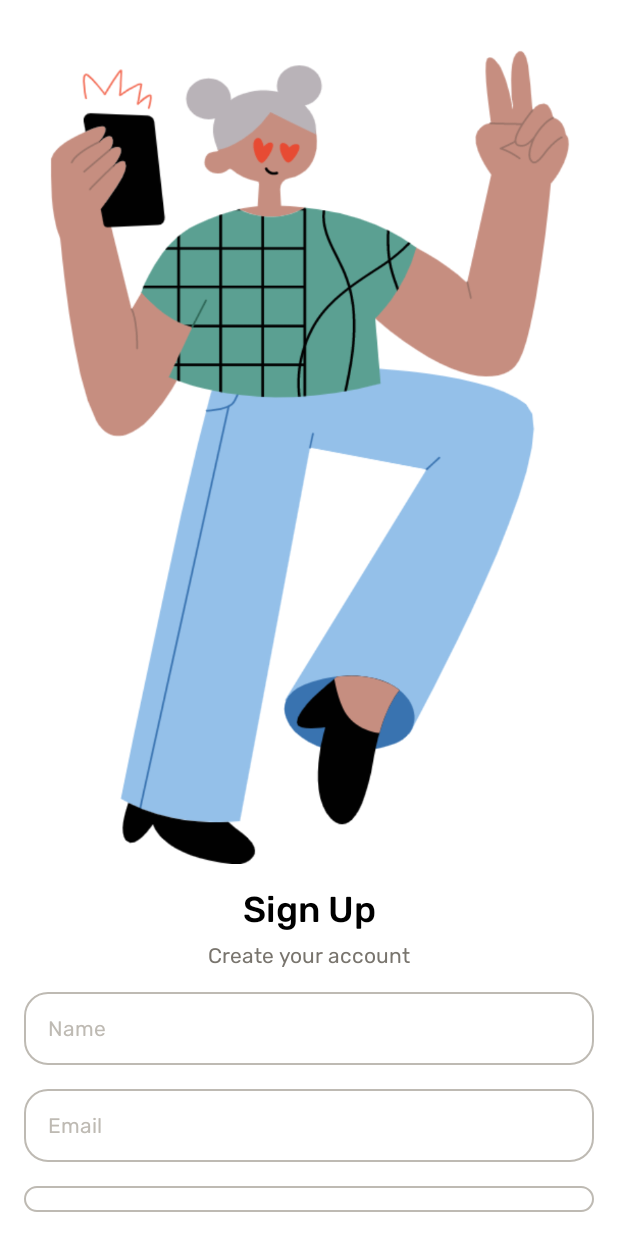
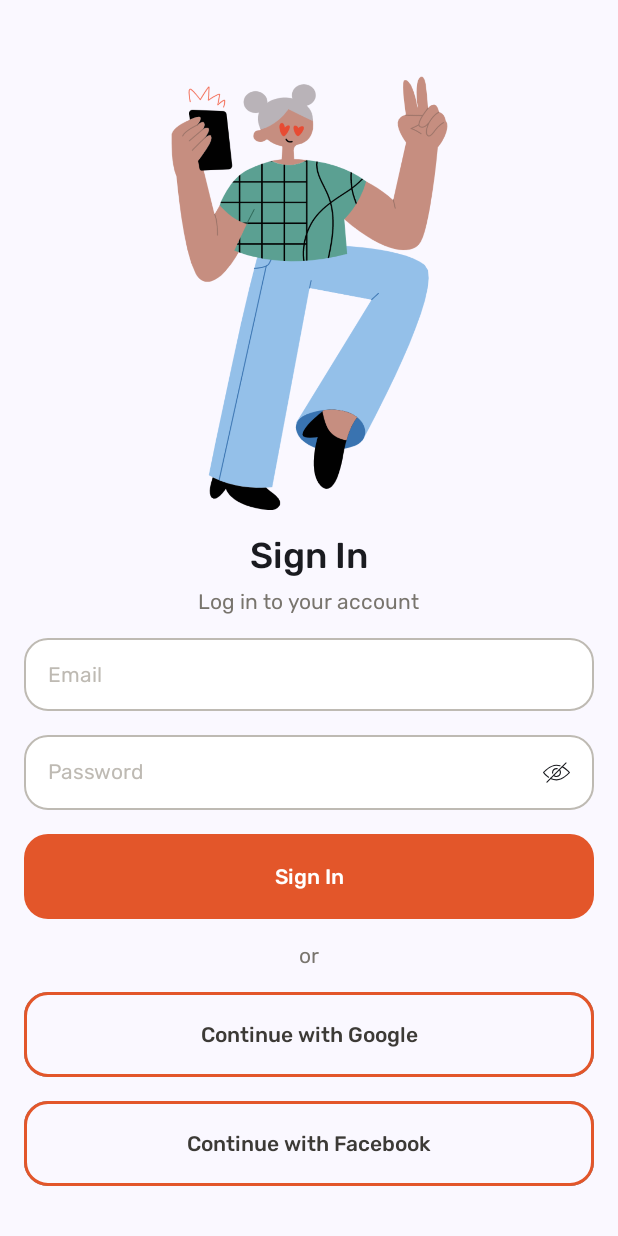
Before and after one commit to rendivy/WordsFactory, an Android app built with Jetpack Compose: the composable NavigationGraph shown on its own in the app's theme, on a phone screen of 412 x 824 dp. Run offline under Robolectric (Android 15) with nearby library versions, the phone set to English and light mode, and no system bars; our stand-ins replace Dagger/Hilt's generated code.

Commit message:
- Added SnackBar in uikit-module - Added State in SignInState

```diff
--- a/app/src/main/java/com/yuriyyangel/wordsfactory/presentation/navigation/NavigationGraph.kt
+++ b/app/src/main/java/com/yuriyyangel/wordsfactory/presentation/navigation/NavigationGraph.kt
@@ -4,6 +4,7 @@ import androidx.compose.runtime.Composable
 import androidx.navigation.compose.NavHost
 import androidx.navigation.compose.rememberNavController
 import ru.yangel.auth_feature.presentation.navigation.authGraph
+import ru.yangel.auth_feature.presentation.navigation.navigateToLogin
 import ru.yangel.auth_feature.presentation.navigation.navigateToRegistration
 import ru.yangel.splash_feature.presentation.navigation.SPLASH_ROUTE
 import ru.yangel.splash_feature.presentation.navigation.splashGraph
@@ -14,7 +15,7 @@ fun NavigationGraph(startDestination: String = SPLASH_ROUTE) {
     NavHost(navController = navController, startDestination = startDestination) {
         splashGraph(
             onNavigateToRegistration = { navController.navigateToRegistration() },
-            onNavigateToLogin = { navController.navigateToRegistration() }
+            onNavigateToLogin = { navController.navigateToLogin() }
         )
         authGraph()
     }
--- a/dictionary-uikit/src/main/java/com/keyinc/dictionary_uikit/components/buttons/AccentButton.kt
+++ b/dictionary-uikit/src/main/java/com/keyinc/dictionary_uikit/components/buttons/AccentButton.kt
@@ -72,7 +72,7 @@ fun OutlinedAccentButton(
         ) {
             Text(
                 text = text,
-                modifier = Modifier.padding(top = PaddingMedium, bottom = PaddingMedium),
+                modifier = Modifier.padding(top = 12.dp, bottom = 12.dp),
                 style = ButtonMedium,
                 color = InkDark,
             )
--- a/feature/auth-feature/build.gradle.kts
+++ b/feature/auth-feature/build.gradle.kts
@@ -43,6 +43,7 @@ android {
 dependencies {
     implementation(project(":dictionary-uikit"))
     implementation(project(":data:auth-data"))
+    implementation(project(":core"))
     implementation("androidx.hilt:hilt-navigation-compose:1.2.0")
     implementation("androidx.navigation:navigation-compose:2.7.7")
     implementation("androidx.lifecycle:lifecycle-viewmodel-ktx:2.7.0")
--- /dev/null
+++ b/feature/auth-feature/src/main/java/ru/yangel/auth_feature/presentation/login/SignInViewModel.kt
@@ -0,0 +1,47 @@
+package ru.yangel.auth_feature.presentation.login
+
+import androidx.lifecycle.ViewModel
+import dagger.hilt.android.lifecycle.HiltViewModel
+import kotlinx.coroutines.flow.MutableStateFlow
+import kotlinx.coroutines.flow.asStateFlow
+import ru.yangel.auth_data.storage.repository.AuthRepository
+import ru.yangel.auth_feature.presentation.login.state.LoginState
+import ru.yangel.core.usecase.ValidateEmailUseCase
+import ru.yangel.core.validation.ValidateEmailUseCase
+import javax.inject.Inject
+
+
+@HiltViewModel
+class SignInViewModel @Inject constructor(
+    private val authRepository: AuthRepository
+) : ViewModel() {
+
+    private val emailValidateEmailUseCase: ValidateEmailUseCase = ValidateEmailUseCase()
+
+    private val _signInState = MutableStateFlow(LoginState())
+    val signInState = _signInState.asStateFlow()
+
+    fun loginUser() {
+        val emailValid = emailValidateEmailUseCase.execute(_signInState.value.email)
+        when {
+            emailValid.isSuccessful -> {
+                _signInState.value = _signInState.value.copy(isEmailValid = true)
+            }
+
+            else -> {
+                _signInState.value = _signInState.value.copy(isEmailValid = false)
+            }
+        }
+        authRepository.loginUser()
+    }
+
+    fun onEmailChange(email: String) {
+        _signInState.value = _signInState.value.copy(email = email)
+    }
+
+    fun onPasswordChange(password: String) {
+        _signInState.value = _signInState.value.copy(password = password)
+    }
+
+
+}
--- /dev/null
+++ b/feature/auth-feature/src/main/java/ru/yangel/auth_feature/presentation/login/screen/SignInScreen.kt
@@ -0,0 +1,125 @@
+package ru.yangel.auth_feature.presentation.login.screen
+
+import androidx.compose.animation.AnimatedVisibility
+import androidx.compose.foundation.Image
+import androidx.compose.foundation.layout.Arrangement
+import androidx.compose.foundation.layout.Column
+import androidx.compose.foundation.layout.Spacer
+import androidx.compose.foundation.layout.aspectRatio
+import androidx.compose.foundation.layout.fillMaxSize
+import androidx.compose.foundation.layout.height
+import androidx.compose.foundation.layout.padding
+import androidx.compose.foundation.rememberScrollState
+import androidx.compose.foundation.verticalScroll
+import androidx.compose.material3.Scaffold
+import androidx.compose.material3.SnackbarHost
+import androidx.compose.material3.SnackbarHostState
+import androidx.compose.material3.Text
+import androidx.compose.runtime.Composable
+import androidx.compose.runtime.LaunchedEffect
+import androidx.compose.runtime.getValue
+import androidx.compose.runtime.remember
+import androidx.compose.runtime.rememberCoroutineScope
+import androidx.compose.ui.Alignment
+import androidx.compose.ui.Modifier
+import androidx.compose.ui.res.painterResource
+import androidx.compose.ui.res.stringResource
+import androidx.compose.ui.unit.dp
+import androidx.hilt.navigation.compose.hiltViewModel
+import androidx.lifecycle.compose.collectAsStateWithLifecycle
+import com.keyinc.dictionary_uikit.components.buttons.AccentButton
+import com.keyinc.dictionary_uikit.components.buttons.OutlinedAccentButton
+import com.keyinc.dictionary_uikit.components.snackbar.SnackBar
+import com.keyinc.dictionary_uikit.components.textfield.AccentTextField
+import com.keyinc.dictionary_uikit.components.textfield.PasswordTextField
+import com.keyinc.dictionary_uikit.theme.Heading1
+import com.keyinc.dictionary_uikit.theme.PaddingMedium
+import com.keyinc.dictionary_uikit.theme.PaddingSmall
+import com.keyinc.dictionary_uikit.theme.ParagraphMedium
+import kotlinx.coroutines.launch
+import ru.yangel.auth_feature.R
+import ru.yangel.auth_feature.presentation.login.SignInViewModel
+
+@Composable
+fun SignInScreen() {
+    SignInScreen(viewModel = hiltViewModel())
+}
+
+@Composable
+internal fun SignInScreen(viewModel: SignInViewModel) {
+    val signUpState by viewModel.signInState.collectAsStateWithLifecycle()
+    val scope = rememberCoroutineScope()
+    val snackbarHostState = remember { SnackbarHostState() }
+    Scaffold(
+        snackbarHost = {
+            SnackbarHost(
+                hostState = snackbarHostState,
+                snackbar = { SnackBar(message = "Please, check correctness of your credentials") }
+            )
+        },
+    ) {
+        Column(
+            modifier = Modifier
+                .fillMaxSize()
+                .padding(it)
+                .padding(PaddingMedium)
+                .verticalScroll(rememberScrollState()),
+            verticalArrangement = Arrangement.Center,
+            horizontalAlignment = Alignment.CenterHorizontally
+        )
+        {
+            Image(
+                painter = painterResource(R.drawable.ic_login),
+                modifier = Modifier
+                    .padding(PaddingMedium)
+                    .aspectRatio(1.2f),
+                contentDescription = null
+            )
+            Text(
+                text = stringResource(id = R.string.sign_in_button),
+                style = Heading1
+            )
+            Spacer(modifier = Modifier.height(PaddingSmall))
+            Text(
+                text = stringResource(id = R.string.login_account),
+                style = ParagraphMedium
+            )
+            Spacer(modifier = Modifier.height(PaddingMedium))
+            AccentTextField(
+                placeHolderValue = stringResource(id = R.string.email),
+                textFieldValue = signUpState.email,
+                onValueChange = viewModel::onEmailChange
+            )
+            Spacer(modifier = Modifier.height(PaddingMedium))
+            PasswordTextField(
+                placeHolderValue = stringResource(id = R.string.password),
+                textFieldValue = signUpState.password,
+                onValueChange = viewModel::onPasswordChange
+            )
+            Spacer(modifier = Modifier.height(PaddingMedium))
+            AccentButton(
+                text = stringResource(id = R.string.sign_in_button),
+                onClick = {
+                    viewModel.loginUser()
+                    scope.launch {
+                        if (signUpState.isEmailValid == false) {
+                            snackbarHostState.showSnackbar("Invalid email")
+                        }
+
+                    }
+                },
+            )
+            Text(
+                text = stringResource(id = R.string.or),
+                modifier = Modifier.padding(PaddingMedium),
+                style = ParagraphMedium
+            )
+            OutlinedAccentButton(text = "Continue with Google")
+            OutlinedAccentButton(
+                modifier = Modifier.padding(top = 16.dp),
+                text = "Continue with Facebook"
+            )
+        }
+
+    }
+}
--- /dev/null
+++ b/feature/auth-feature/src/main/java/ru/yangel/auth_feature/presentation/login/state/LoginState.kt
@@ -0,0 +1,9 @@
+package ru.yangel.auth_feature.presentation.login.state
+
+data class LoginState(
+    val email: String = "",
+    val password: String = "",
+    val isEmailValid: Boolean? = null,
+    val isPasswordValid: Boolean = false,
+    val isLoginButtonEnabled: Boolean = false
+)
--- a/feature/auth-feature/src/main/java/ru/yangel/auth_feature/presentation/navigation/RegistrationNavigation.kt
+++ b/feature/auth-feature/src/main/java/ru/yangel/auth_feature/presentation/navigation/NavGraph.kt
@@ -3,6 +3,7 @@ package ru.yangel.auth_feature.presentation.navigation
 import androidx.navigation.NavController
 import androidx.navigation.NavGraphBuilder
 import androidx.navigation.compose.composable
+import ru.yangel.auth_feature.presentation.login.screen.SignInScreen
 import ru.yangel.auth_feature.presentation.registration.SignUpScreen
 
 
@@ -13,12 +14,17 @@ fun NavController.navigateToRegistration() {
     navigate(REGISTRATION_ROUTE)
 }
 
+fun NavController.navigateToLogin() {
+    navigate(LOGIN_ROUTE)
+}
+
+
 fun NavGraphBuilder.authGraph(onSignUpClicked: () -> Unit = {}) {
     composable(route = REGISTRATION_ROUTE) {
         SignUpScreen()
     }
     composable(route = LOGIN_ROUTE) {
-        throw NotImplementedError("Login screen is not implemented yet")
+        SignInScreen()
     }
 
 }
--- a/feature/auth-feature/src/main/res/values/strings.xml
+++ b/feature/auth-feature/src/main/res/values/strings.xml
@@ -6,4 +6,8 @@
     <string name="email">Email</string>
     <string name="password">Password</string>
     <string name="sign_up_button">Sign Up</string>
+
+    <string name="sign_in_button">Sign In</string>
+    <string name="login_account">Log in to your account</string>
+    <string name="or">or</string>
 </resources>
--- a/feature/sign-in-feature/src/main/AndroidManifest.xml
+++ /dev/null
@@ -1,4 +0,0 @@
-<?xml version="1.0" encoding="utf-8"?>
-<manifest xmlns:android="http://schemas.android.com/apk/res/android">
-
-</manifest>
```
Also changed, not shown: dictionary-uikit/src/main/java/com/keyinc/dictionary_uikit/components/snackbar/SnackBar.kt (added, +35 -0 lines), feature/auth-feature/src/main/java/ru/yangel/auth_feature/presentation/registration/SignUpScreen.kt (+6 -2 lines), feature/sign-in-feature/build.gradle.kts (deleted, +0 -43 lines), 4 other files.
